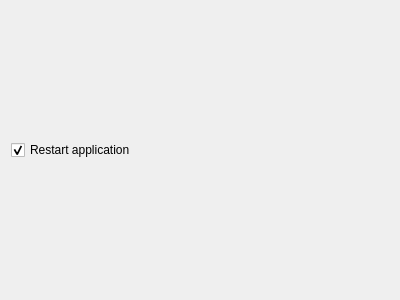
Skycoder42/QtAutoUpdater, file src/autoupdatergui/successpage.ui: the form before one commit.
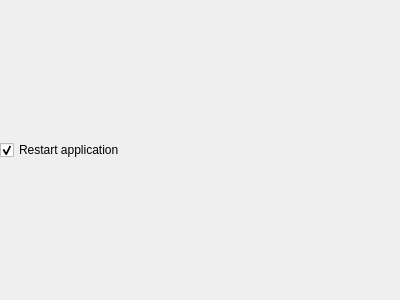
The form after the commit.

Diff of the .ui file:
```diff
--- a/src/autoupdatergui/successpage.ui
+++ b/src/autoupdatergui/successpage.ui
@@ -17,6 +17,31 @@
    <string>The installation has been completed successfully.</string>
   </property>
   <layout class="QVBoxLayout" name="verticalLayout">
+   <property name="leftMargin">
+    <number>0</number>
+   </property>
+   <property name="topMargin">
+    <number>0</number>
+   </property>
+   <property name="rightMargin">
+    <number>0</number>
+   </property>
+   <property name="bottomMargin">
+    <number>0</number>
+   </property>
+   <item>
+    <spacer name="verticalSpacer">
+     <property name="orientation">
+      <enum>Qt::Vertical</enum>
+     </property>
+     <property name="sizeHint" stdset="0">
+      <size>
+       <width>20</width>
+       <height>40</height>
+      </size>
+     </property>
+    </spacer>
+   </item>
    <item>
     <widget class="QCheckBox" name="restartCheckBox">
      <property name="text">
@@ -27,6 +52,19 @@
      </property>
     </widget>
    </item>
+   <item>
+    <spacer name="verticalSpacer_2">
+     <property name="orientation">
+      <enum>Qt::Vertical</enum>
+     </property>
+     <property name="sizeHint" stdset="0">
+      <size>
+       <width>20</width>
+       <height>40</height>
+      </size>
+     </property>
+    </spacer>
+   </item>
   </layout>
  </widget>
  <resources/>
```
